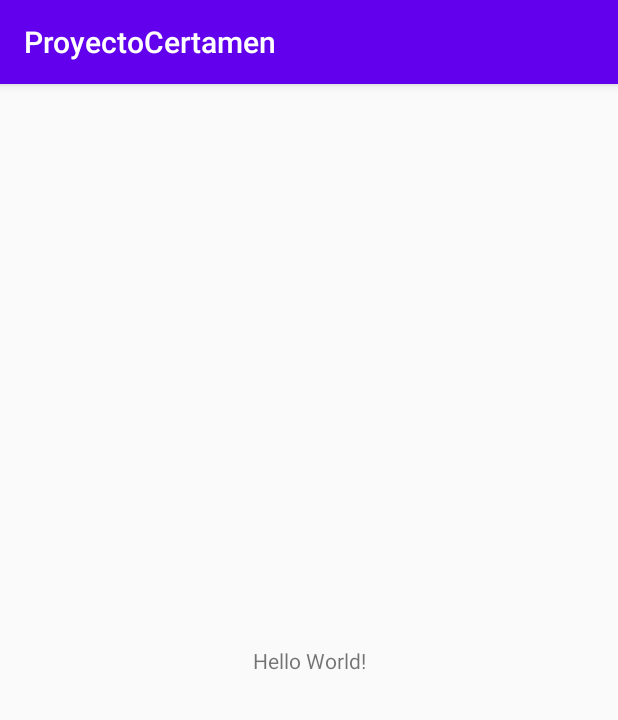
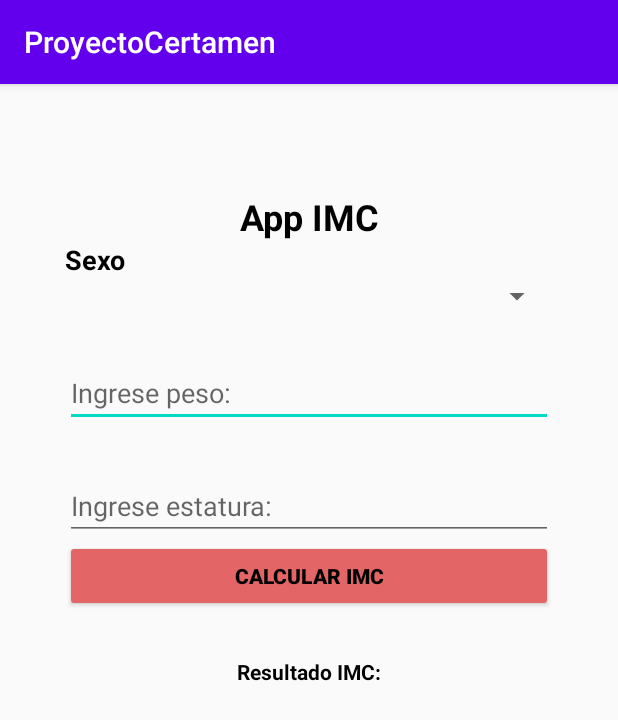
Before and after one commit to CarlosDur4n/Certamen, an Android app: the screen it shows after launch (MainActivity), on a phone screen of 412 x 824 dp. Shown: the top 720 px of the screen. Run offline under Robolectric (Android 15) with nearby library versions, the phone set to English and light mode, and no system bars.

Commit message:
Commit Interfaz de usuario

```diff
--- a/app/src/main/res/layout/activity_main.xml
+++ b/app/src/main/res/layout/activity_main.xml
@@ -6,13 +6,98 @@
     android:layout_height="match_parent"
     tools:context=".MainActivity">
 
-    <TextView
-        android:layout_width="wrap_content"
-        android:layout_height="wrap_content"
-        android:text="Hello World!"
+    <LinearLayout
+        android:layout_width="325dp"
+        android:layout_height="569dp"
+        android:layout_marginStart="1dp"
+        android:layout_marginTop="1dp"
+        android:layout_marginEnd="1dp"
+        android:layout_marginBottom="1dp"
+        android:orientation="vertical"
         app:layout_constraintBottom_toBottomOf="parent"
         app:layout_constraintEnd_toEndOf="parent"
         app:layout_constraintStart_toStartOf="parent"
-        app:layout_constraintTop_toTopOf="parent" />
+        app:layout_constraintTop_toTopOf="parent"
+        app:layout_constraintVertical_bias="0.362">
 
+        <TextView
+            android:id="@+id/textView3"
+            android:layout_width="match_parent"
+            android:layout_height="wrap_content"
+            android:text="App IMC"
+            android:textAlignment="center"
+            android:textColor="#000000"
+            android:textSize="24sp"
+            android:textStyle="bold" />
+
+        <TextView
+            android:id="@+id/textView2"
+            android:layout_width="match_parent"
+            android:layout_height="wrap_content"
+            android:text="Sexo"
+            android:textAlignment="viewStart"
+            android:textColor="#000000"
+            android:textSize="18sp"
+            android:textStyle="bold" />
+
+        <Spinner
+            android:id="@+id/spGenero"
+            android:layout_width="match_parent"
+            android:layout_height="wrap_content" />
+
+        <Space
+            android:layout_width="match_parent"
+            android:layout_height="30dp" />
+
+        <EditText
+            android:id="@+id/txtPeso"
+            android:layout_width="match_parent"
+            android:layout_height="wrap_content"
+            android:ems="10"
+            android:hint="Ingrese peso:"
+            android:inputType="textPersonName"
+            android:textColor="#000000" />
+
+        <Space
+            android:layout_width="match_parent"
+            android:layout_height="30dp" />
+
+        <EditText
+            android:id="@+id/txtEstatura"
+            android:layout_width="match_parent"
+            android:layout_height="wrap_content"
+            android:ems="10"
+            android:hint="Ingrese estatura:"
+            android:inputType="textPersonName"
+            android:textColor="#000000" />
+
+        <Button
+            android:id="@+id/btnCalcular"
+            android:layout_width="match_parent"
+            android:layout_height="wrap_content"
+            android:backgroundTint="#E46565"
+            android:text="Calcular IMC"
+            android:textColor="#000000"
+            android:textStyle="bold" />
+
+        <Space
+            android:layout_width="match_parent"
+            android:layout_height="30dp" />
+
+        <TextView
+            android:id="@+id/textView4"
+            android:layout_width="match_parent"
+            android:layout_height="wrap_content"
+            android:text="Resultado IMC:"
+            android:textAlignment="center"
+            android:textColor="#000000"
+            android:textStyle="bold" />
+
+        <TextView
+            android:id="@+id/lblResultado"
+            android:layout_width="match_parent"
+            android:layout_height="wrap_content"
+            android:textAlignment="center"
+            android:textColor="#000000" />
+    </LinearLayout>
 </android.support.constraint.ConstraintLayout>
```
